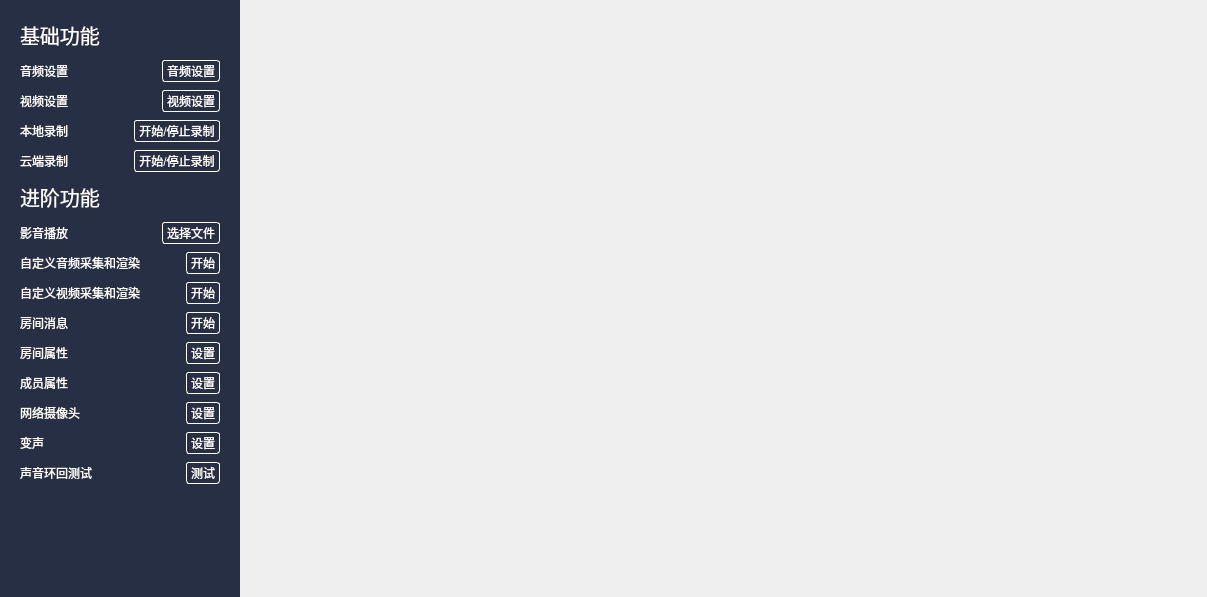
First picture: the form in Windows/src/maindialog.ui, repository cloudroomSDK/API-Demo, before the edit.
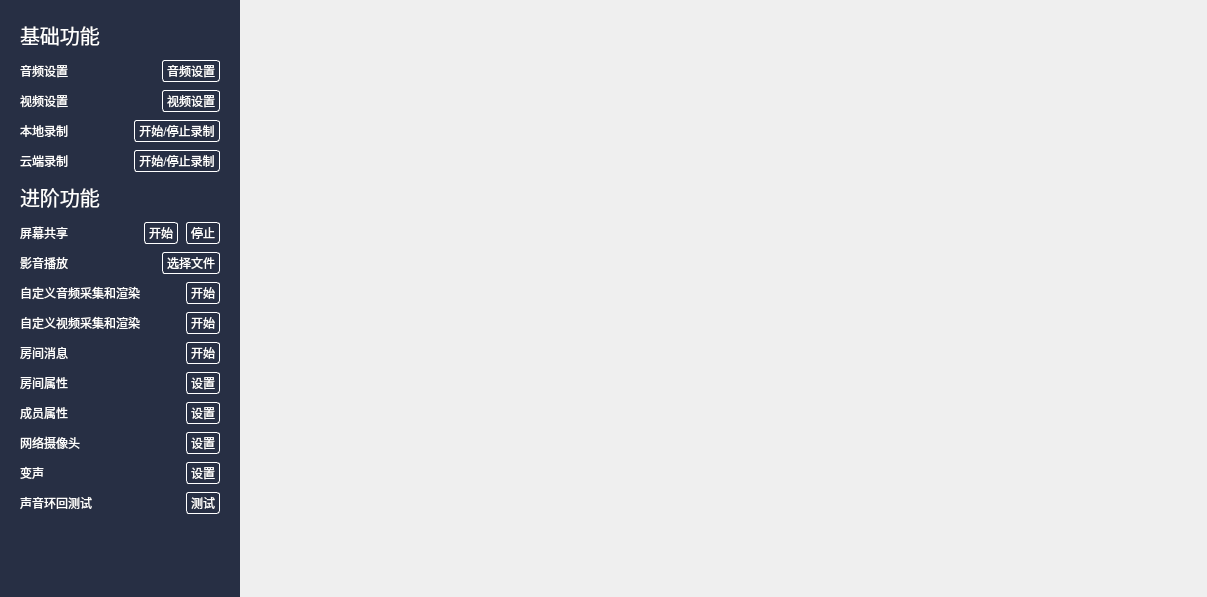
Second picture: the form after the edit.

What changed in the file:
```diff
--- a/Windows/src/maindialog.ui
+++ b/Windows/src/maindialog.ui
@@ -310,6 +310,49 @@
          <property name="bottomMargin">
           <number>50</number>
          </property>
+         <item>
+          <layout class="QHBoxLayout" name="horizontalLayout_11">
+           <item>
+            <widget class="QLabel" name="label_9">
+             <property name="sizePolicy">
+              <sizepolicy hsizetype="Expanding" vsizetype="Preferred">
+               <horstretch>0</horstretch>
+               <verstretch>0</verstretch>
+              </sizepolicy>
+             </property>
+             <property name="text">
+              <string>屏幕共享</string>
+             </property>
+            </widget>
+           </item>
+           <item>
+            <widget class="QPushButton" name="btnStartScreenShare">
+             <property name="sizePolicy">
+              <sizepolicy hsizetype="Preferred" vsizetype="Preferred">
+               <horstretch>0</horstretch>
+               <verstretch>0</verstretch>
+              </sizepolicy>
+             </property>
+             <property name="text">
+              <string>开始</string>
+             </property>
+            </widget>
+           </item>
+           <item>
+            <widget class="QPushButton" name="btnStopScreenShare">
+             <property name="sizePolicy">
+              <sizepolicy hsizetype="Preferred" vsizetype="Preferred">
+               <horstretch>0</horstretch>
+               <verstretch>0</verstretch>
+              </sizepolicy>
+             </property>
+             <property name="text">
+              <string>停止</string>
+             </property>
+            </widget>
+           </item>
+          </layout>
+         </item>
          <item>
           <layout class="QHBoxLayout" name="horizontalLayout_9">
            <item>
```
